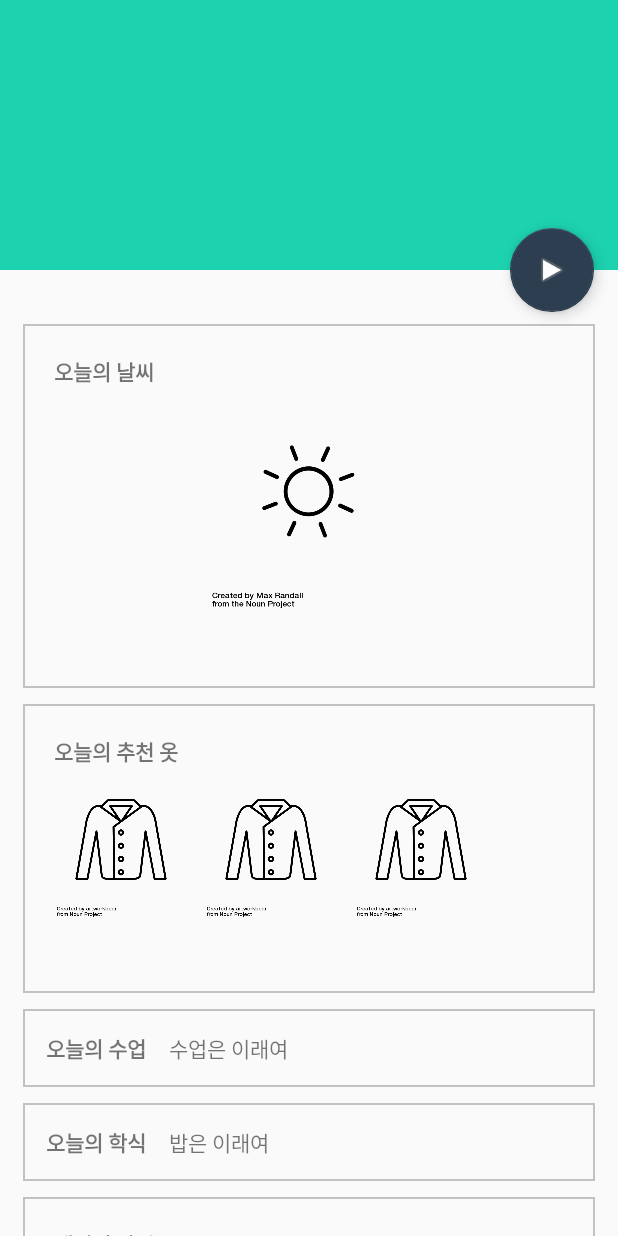
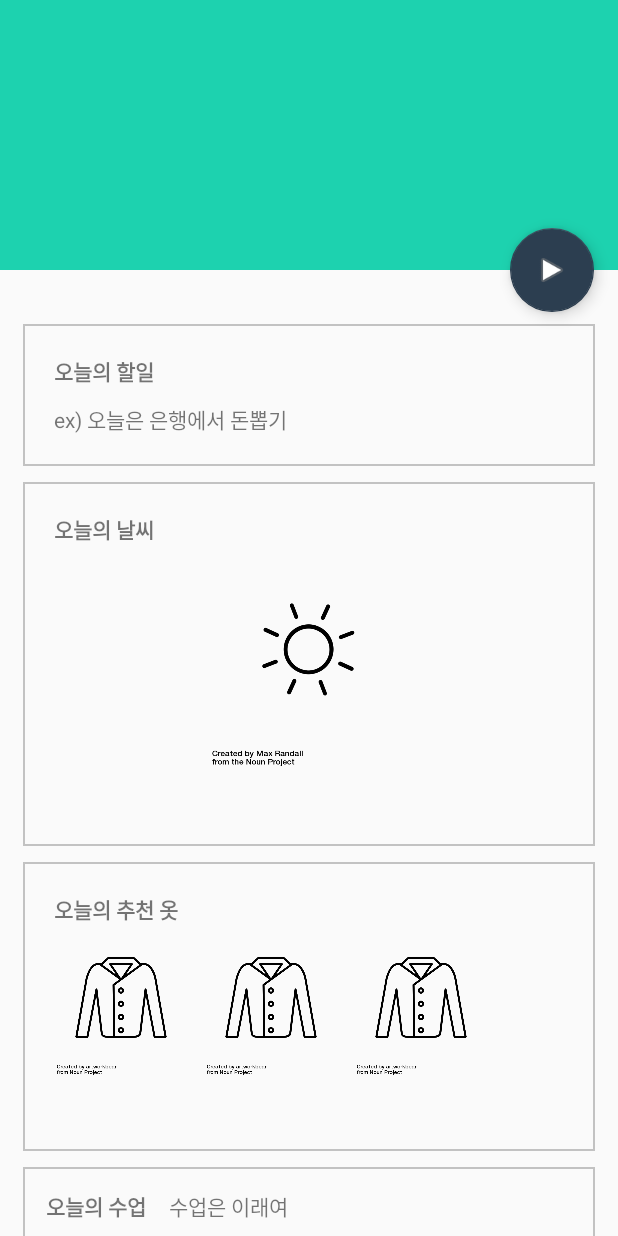
Before and after one commit to moklise/TIL, an Android app: the layout activity_scrolling.xml on its own in the app's theme, with its tools: preview values and no code run, on a phone screen of 412 x 824 dp. Run offline under Robolectric (Android 15) with nearby library versions, the light colour scheme and no system bars.

Commit message:
[Andorid] Added Class using DB & Tomorrow to do

```diff
--- a/Homework/Android/OnceCheck/app/src/main/java/com/example/minseok/oncecheck/ScrollingActivity.java
+++ b/Homework/Android/OnceCheck/app/src/main/java/com/example/minseok/oncecheck/ScrollingActivity.java
@@ -28,6 +28,7 @@ public class ScrollingActivity extends AppCompatActivity {
     ImageView todayFitImage2;
     ImageView todayFitImage3;
     TextView todayClass;
+    DBManager dbHelper;
 
     int leftDay = 0;
 
@@ -40,6 +41,7 @@ public class ScrollingActivity extends AppCompatActivity {
         super.onCreate(savedInstanceState);
         setContentView(R.layout.activity_scrolling);
 
+        dbHelper = new DBManager(this);
         todayWeatherImage = (ImageView) findViewById(R.id.todayWeatherImage);
         todayWeather = (TextView) findViewById(R.id.todayWeatherText);
         tommorowWeatherImage = (ImageView) findViewById((R.id.tomorrowWeatherImage));
@@ -155,6 +157,9 @@ public class ScrollingActivity extends AppCompatActivity {
                 todayFit.setText("패딩, 목도리, 겨울야상이 적당하겠습니다 :)");
             }
 
+        todayClass = (TextView) findViewById(R.id.todayClass);
+        todayClass.setText(dbHelper.c_printData());
+
         // Floating Button 클릭시 Popup
         FloatingActionButton fab = (FloatingActionButton) findViewById(R.id.fab);
         fab.setOnClickListener(new View.OnClickListener() {
--- a/Homework/Android/OnceCheck/app/src/main/res/layout/activity_initializer.xml
+++ b/Homework/Android/OnceCheck/app/src/main/res/layout/activity_initializer.xml
@@ -100,6 +100,7 @@
         <Button
             android:layout_width="wrap_content"
             android:layout_height="wrap_content"
+            android:text="추가"
             android:id="@+id/classAddBtn" />
     </LinearLayout>
 </RelativeLayout>
--- a/Homework/Android/OnceCheck/app/src/main/res/layout/content_scrolling.xml
+++ b/Homework/Android/OnceCheck/app/src/main/res/layout/content_scrolling.xml
@@ -16,6 +16,31 @@
         android:layout_height="wrap_content"
         android:layout_marginTop="15dip"
         android:orientation="vertical">
+
+        <LinearLayout
+            android:layout_width="match_parent"
+            android:layout_height="wrap_content"
+            android:background="@drawable/border"
+            android:padding="15dip"
+            android:layout_marginTop="5dip"
+            android:layout_marginBottom="5dip"
+            android:orientation="vertical">
+
+            <TextView
+                android:layout_width="wrap_content"
+                android:layout_height="wrap_content"
+                android:layout_marginRight="15sp"
+                android:textStyle="bold"
+                android:layout_margin="5dip"
+                android:text="오늘의 할일"/>
+
+            <TextView
+                android:id="@+id/todaytodoText"
+                android:layout_width="match_parent"
+                android:layout_height="wrap_content"
+                android:layout_margin="5dip"
+                android:text="ex) 오늘은 은행에서 돈뽑기"/>
+        </LinearLayout>
 
         <LinearLayout
             android:layout_width="match_parent"
```
Also changed, not shown: Homework/Android/OnceCheck/app/src/main/AndroidManifest.xml (+8 -8 lines), Homework/Android/OnceCheck/app/src/main/java/com/example/minseok/oncecheck/DBManager.java (added, +201 -0 lines), Homework/Android/OnceCheck/app/src/main/java/com/example/minseok/oncecheck/InitializerActivity.java (+13 -1 lines), Homework/Android/OnceCheck/app/src/main/java/com/example/minseok/oncecheck/LoadingActivity.java (+36 -19 lines).
